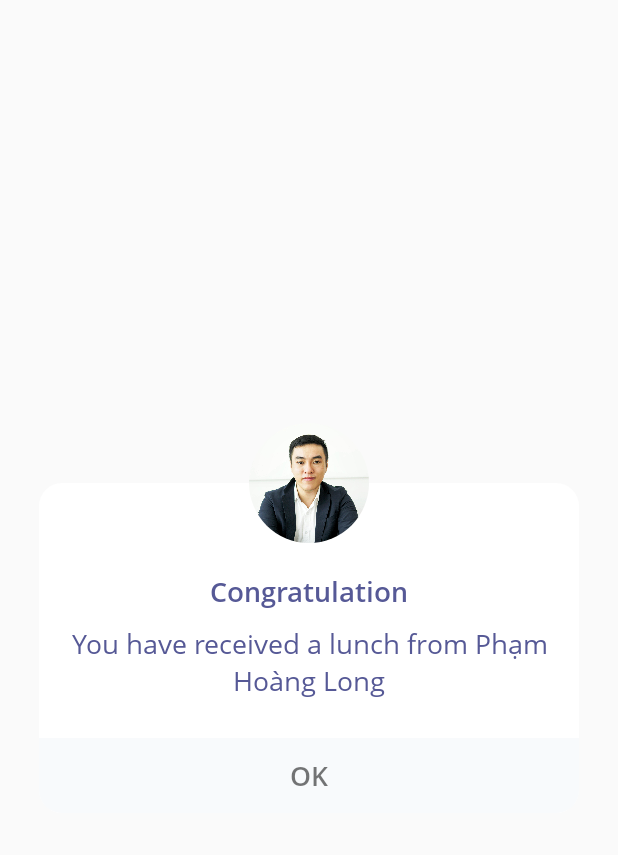
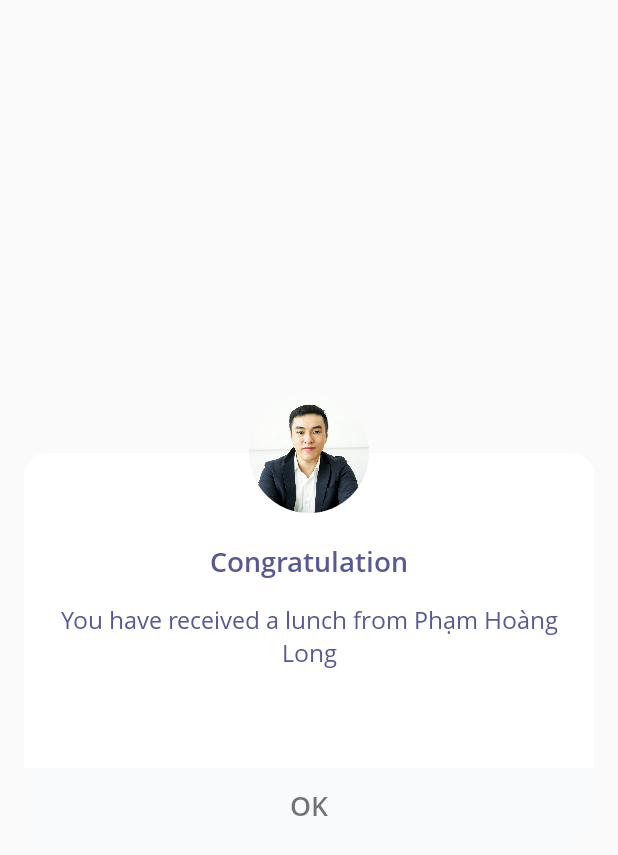
Before and after one commit to truongngoclinh/ochabot, an Android app: the layout oc_view_bill_duration.xml on its own in the app's theme, with its tools: preview values and no code run, on a phone screen of 412 x 824 dp. Shown: the top 855 px of the screen. Run offline under Robolectric (Android 15) with nearby library versions, the phone set to English and light mode, and no system bars.

Commit message:
final real

```diff
--- a/app/src/main/java/vn/ochabot/seaconnect/core/helpers/UserHelper.java
+++ b/app/src/main/java/vn/ochabot/seaconnect/core/helpers/UserHelper.java
@@ -15,6 +15,8 @@ public class UserHelper {
             return "Hoàng Đức Thiện";
         } else if (deviceId == 302349353) {
             return "Trương Ngọc Linh";
+        } else if (deviceId == 265255729) {
+            return "Phạm Hoàng Long";
         }
         return "Lê Minh Nhựt";
     }
@@ -26,6 +28,8 @@ public class UserHelper {
             return "hoangducthien";
         } else if (deviceId == 302349353) {
             return "truongngoclinh";
+        } else if (deviceId == 265255729) {
+            return "phamhoanglong";
         }
         return "leminhnhut";
     }
--- a/app/src/main/res/layout/oc_view_bill_duration.xml
+++ b/app/src/main/res/layout/oc_view_bill_duration.xml
@@ -1,15 +1,16 @@
 <?xml version="1.0" encoding="utf-8"?>
 <RelativeLayout xmlns:android="http://schemas.android.com/apk/res/android"
-                android:layout_width="360dp"
-                android:layout_height="260dp"
+    android:layout_width="match_parent"
+    android:layout_height="300dp"
     android:layout_gravity="center"
+    android:layout_margin="@dimen/activity_horizontal_margin"
     android:background="@color/transparent">
 
     <View
         android:id="@+id/bg_ele_popup_pic_time"
         android:layout_width="match_parent"
         android:layout_height="40dp"
-            android:background="@color/transparent"/>
+        android:background="@color/transparent" />
 
     <RelativeLayout
         android:layout_width="match_parent"
@@ -25,9 +26,9 @@
             android:layout_marginTop="60dp"
             android:fontFamily="@font/opensans_semibold"
             android:gravity="center"
+            android:text="Congratulation"
             android:textColor="@color/text_dark"
-                android:text="Congratulation"
-                android:textSize="18sp"/>
+            android:textSize="18sp" />
 
         <TextView
             android:id="@+id/content"
@@ -36,29 +37,30 @@
             android:layout_below="@id/title"
             android:layout_marginTop="10dp"
             android:fontFamily="@font/opensans_regular"
+            android:gravity="center"
+            android:lines="2"
+            android:padding="5dp"
+            android:text="You have received a lunch from Phạm Hoàng Long"
             android:textColor="@color/text_dark"
-                android:textSize="18sp"
-                android:text="You have received a lunch from Phạm Hoàng Long"
-                android:gravity="center"/>
+            android:textSize="16sp" />
 
         <TextView
             android:id="@+id/oc_btn_ok"
             android:layout_width="match_parent"
             android:layout_height="50dp"
             android:layout_alignParentBottom="true"
+            android:background="@drawable/oc_bg_small_button_pop_alert_corner"
+            android:fontFamily="@font/opensans_semibold"
             android:foreground="?attr/selectableItemBackground"
-                android:fontFamily="@font/opensans_semibold"
-                android:background="@drawable/oc_bg_small_button_pop_alert_corner"
             android:gravity="center"
-                android:textSize="18sp"
-                android:text="OK"/>
+            android:text="OK"
+            android:textSize="18sp" />
     </RelativeLayout>
 
     <de.hdodenhof.circleimageview.CircleImageView
         android:id="@+id/avatar"
         android:layout_width="80dp"
         android:layout_height="80dp"
-            android:src="@drawable/long1"
         android:layout_centerHorizontal="true"
-    />
+        android:src="@drawable/long1" />
 </RelativeLayout>
```
Also changed, not shown: app/src/main/AndroidManifest.xml (+15 -24 lines), app/src/main/java/vn/ochabot/seaconnect/lunch/ShareLunchActivity.kt (+5 -4 lines). Lines whose indentation alone changed are shown as unchanged.
